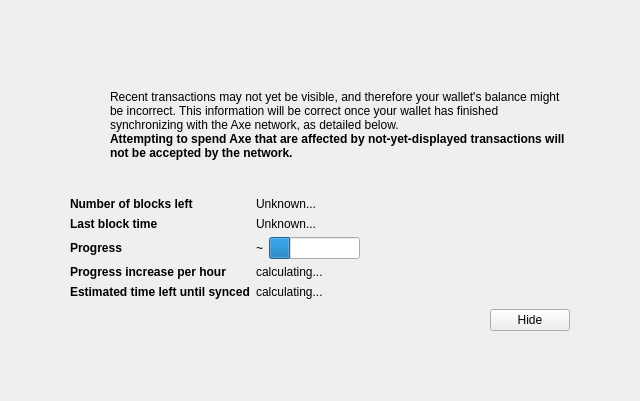
This is src/qt/forms/modaloverlay.ui in AXErunners/axe as Qt 5 draws it before an edit. The edited form follows.
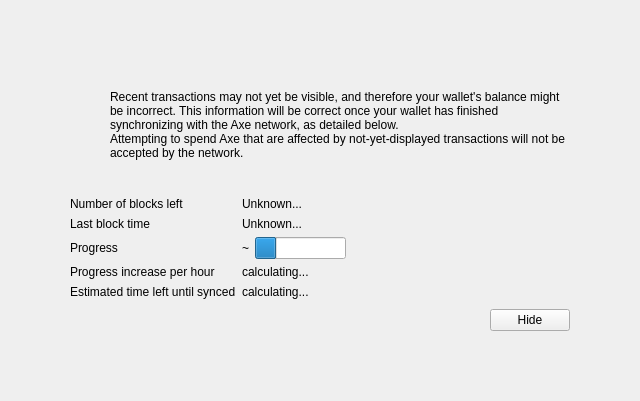
This is the edited form. Icons and pictures are not drawn. Custom widgets are drawn as their Qt base class.

Commit message:
Merge pull request #3555 from xdustinface/pr-ui-2-fonts
qt: Implement application wide font management

The edit to the form file:
```diff
--- a/src/qt/forms/modaloverlay.ui
+++ b/src/qt/forms/modaloverlay.ui
@@ -140,12 +140,6 @@
              </item>
              <item>
               <widget class="QLabel" name="infoTextStrong">
-               <property name="font">
-                <font>
-                 <weight>75</weight>
-                 <bold>true</bold>
-                </font>
-               </property>
                <property name="text">
                 <string>Attempting to spend Axe that are affected by not-yet-displayed transactions will not be accepted by the network.</string>
                </property>
@@ -203,12 +197,6 @@
            </property>
            <item row="0" column="0">
             <widget class="QLabel" name="labelNumberOfBlocksLeft">
-             <property name="font">
-              <font>
-               <weight>75</weight>
-               <bold>true</bold>
-              </font>
-             </property>
              <property name="text">
               <string>Number of blocks left</string>
              </property>
@@ -223,12 +211,6 @@
            </item>
            <item row="1" column="0">
             <widget class="QLabel" name="labelLastBlockTime">
-             <property name="font">
-              <font>
-               <weight>75</weight>
-               <bold>true</bold>
-              </font>
-             </property>
              <property name="text">
               <string>Last block time</string>
              </property>
@@ -249,12 +231,6 @@
            </item>
            <item row="2" column="0">
             <widget class="QLabel" name="labelSyncDone">
-             <property name="font">
-              <font>
-               <weight>75</weight>
-               <bold>true</bold>
-              </font>
-             </property>
              <property name="text">
               <string>Progress</string>
              </property>
@@ -283,12 +259,6 @@
            </item>
            <item row="4" column="0">
             <widget class="QLabel" name="labelProgressIncrease">
-             <property name="font">
-              <font>
-               <weight>75</weight>
-               <bold>true</bold>
-              </font>
-             </property>
              <property name="text">
               <string>Progress increase per hour</string>
              </property>
@@ -303,12 +273,6 @@
            </item>
            <item row="5" column="0">
             <widget class="QLabel" name="labelEstimatedTimeLeft">
-             <property name="font">
-              <font>
-               <weight>75</weight>
-               <bold>true</bold>
-              </font>
-             </property>
              <property name="text">
               <string>Estimated time left until synced</string>
              </property>
```
The commit also changes 56 other files.
